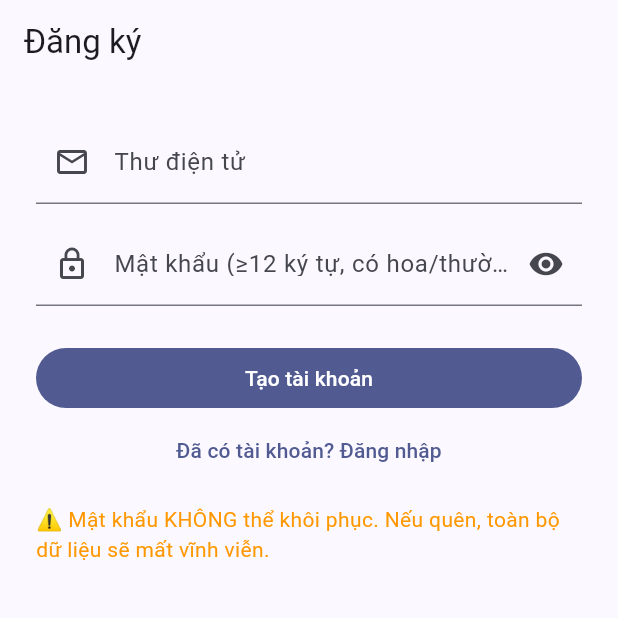
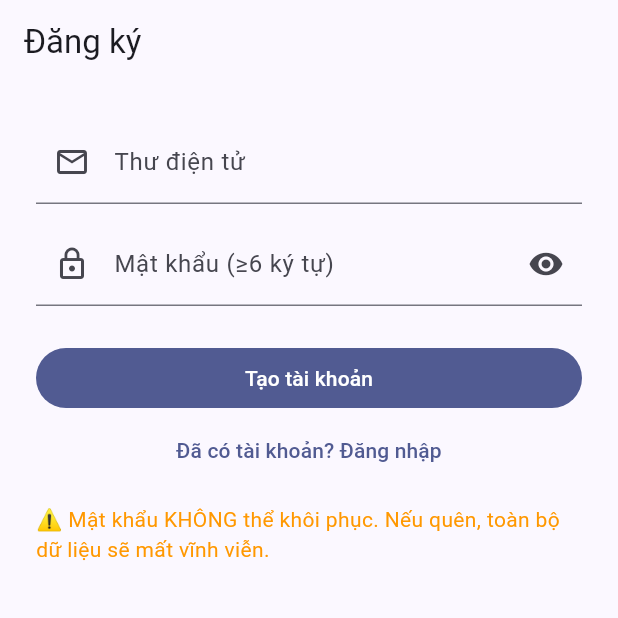
Before and after one commit to CongThuan02/devsetop_final, a Flutter app: the screen it shows after launch, after a tap on "Đăng nhập", after a tap on "Chưa có tài khoản? Đăng ký", on a phone screen of 412 x 824 dp, the top half of it. Run offline on Flutter 3.47's test engine with Material 3 defaults, Android fonts, the light colour scheme and no system bars; our stand-ins replace cloud_firestore, firebase_auth, firebase_core, flutter_dotenv, flutter_riverpod, flutter_secure_storage; missing offline and left inert: cryptography; accounts and stored records are empty; statements that could not run were skipped.

Commit message:
fix: update master password validation to require a minimum of 6 characters

```diff
--- a/lib/core/validation/validators.dart
+++ b/lib/core/validation/validators.dart
@@ -18,23 +18,11 @@ class Validators {
     return null;
   }
 
-  /// Mật khẩu chính (master password) — yêu cầu mạnh hơn.
+  /// Mật khẩu chính (master password) — tối thiểu 6 ký tự.
   static String? masterPassword(String? v) {
     final t = v ?? '';
     if (t.isEmpty) return 'Mật khẩu không được để trống.';
-    if (t.length < 12) return 'Mật khẩu phải có ít nhất 12 ký tự.';
-    if (!RegExp(r'[A-Z]').hasMatch(t)) {
-      return 'Mật khẩu phải có ít nhất 1 chữ hoa.';
-    }
-    if (!RegExp(r'[a-z]').hasMatch(t)) {
-      return 'Mật khẩu phải có ít nhất 1 chữ thường.';
-    }
-    if (!RegExp(r'[0-9]').hasMatch(t)) {
-      return 'Mật khẩu phải có ít nhất 1 chữ số.';
-    }
-    if (!RegExp(r'[!@#\$%^&*(),.?":{}|<>_\-+=\[\]\\\/;`~]').hasMatch(t)) {
-      return 'Mật khẩu phải có ít nhất 1 ký tự đặc biệt.';
-    }
+    if (t.length < 6) return 'Mật khẩu phải có ít nhất 6 ký tự.';
     return null;
   }
 
--- a/lib/presentation/screens/auth_screen.dart
+++ b/lib/presentation/screens/auth_screen.dart
@@ -111,10 +111,7 @@ class _AuthScreenState extends ConsumerState<AuthScreen> {
                 controller: _password,
                 obscureText: _obscure,
                 decoration: InputDecoration(
-                  labelText:
-                      _isRegister
-                          ? 'Mật khẩu (≥12 ký tự, có hoa/thường/số/đặc biệt)'
-                          : 'Mật khẩu',
+                  labelText: _isRegister ? 'Mật khẩu (≥6 ký tự)' : 'Mật khẩu',
                   prefixIcon: const Icon(Icons.lock_outline),
                   suffixIcon: IconButton(
                     icon: Icon(
```
Also changed, not shown: pubspec.lock.
